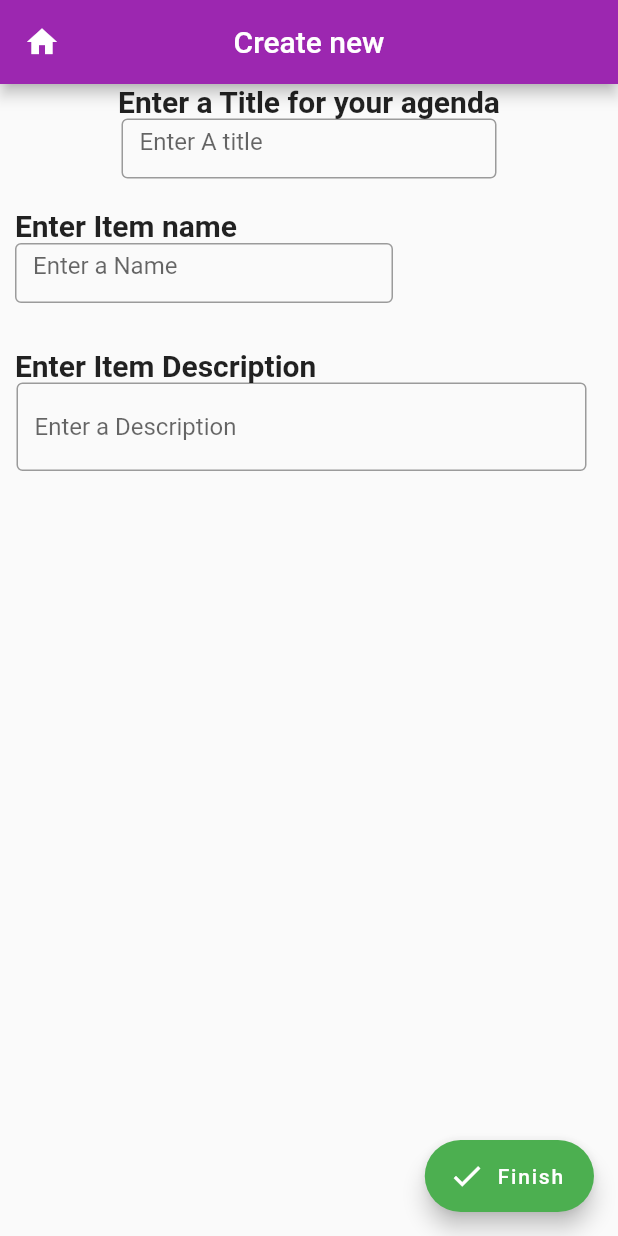
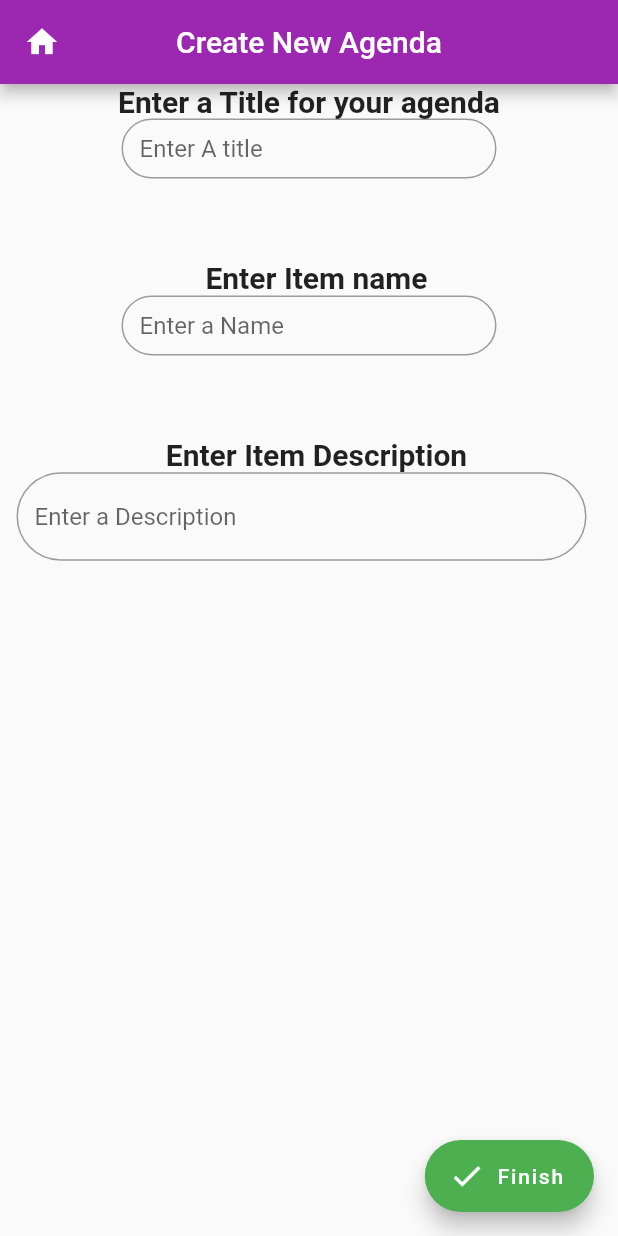
Before and after one commit to Arevir13/ACST_Alex-Iniya_Flutter_App, a Flutter app: the CreateNewScreen screen opened by its route, on a phone screen of 412 x 824 dp. Run offline on Flutter 3.47's test engine with Material 2 defaults, Android fonts, the phone set to English and light mode, and no system bars; our stand-ins replace firebase_auth, google_sign_in, table_calendar; accounts and stored records are empty.

```diff
--- a/lib/Custom_Widgets/Agenda_Widget.dart
+++ b/lib/Custom_Widgets/Agenda_Widget.dart
@@ -190,6 +190,7 @@ class Item {
     return repeat;
   }
 
+  //This is just a cleaner version of the tostring to be displayed on the calendar
   String toCalendarString() {
     return 'Name: ' +
         name +
--- a/lib/Pages/createNewScreen.dart
+++ b/lib/Pages/createNewScreen.dart
@@ -33,7 +33,7 @@ class CreateNewScreenState extends State<CreateNewScreen> {
     return Scaffold(
       appBar: AppBar(
         backgroundColor: globals.colorSelected.getColor(),
-        title: Text('Create new'),
+        title: Text('Create New Agenda'),
         centerTitle: true,
         leading: IconButton(
           icon: Icon(Icons.home),
@@ -60,9 +60,12 @@ class CreateNewScreenState extends State<CreateNewScreen> {
               Container(
                 child: TextField(
                   controller: controller,
-                  textAlignVertical: TextAlignVertical.center,
+                  textAlignVertical: TextAlignVertical.bottom,
                   decoration: InputDecoration(
-                      border: OutlineInputBorder(), hintText: 'Enter A title'),
+                      border: OutlineInputBorder(
+                          borderRadius: BorderRadius.circular(
+                              MediaQuery.of(context).size.height / 15)),
+                      hintText: 'Enter A title'),
                   onChanged: setT,
                 ),
                 //text field will use the setT function when it is changed
@@ -72,44 +75,50 @@ class CreateNewScreenState extends State<CreateNewScreen> {
                 height: 40,
                 padding: EdgeInsets.symmetric(horizontal: 75),
                 alignment: Alignment.centerLeft,
-                margin: EdgeInsets.only(bottom: 20),
+                margin: EdgeInsets.only(
+                    bottom: MediaQuery.of(context).size.height / 15),
               ),
-              Row(
-                children: [
+
               Text(
                 '  Enter Item name',
                 style: TextStyle(fontSize: 20, fontWeight: FontWeight.bold),
               ),
               //Text above the second text field
-                ],
-              ),
+
               Container(
                 child: TextField(
                   controller: controller2,
+                  textAlignVertical: TextAlignVertical.bottom,
                   decoration: InputDecoration(
-                      border: OutlineInputBorder(), hintText: 'Enter a Name'),
+                      border: OutlineInputBorder(
+                          borderRadius: BorderRadius.circular(
+                              MediaQuery.of(context).size.height / 15)),
+                      hintText: 'Enter a Name'),
                   onChanged: setN,
                 ),
                 //when changed, sets assigns the name entered to the agenda item name
                 //*note, the agenda variable is not actually changed until later on
-                width: 500,
+                width: 400,
                 height: 40,
-                padding: EdgeInsets.only(right: 150),
-                margin: EdgeInsets.fromLTRB(10, 0, 0, 30),
+                padding: EdgeInsets.symmetric(horizontal: 75),
+                alignment: Alignment.centerLeft,
+                margin: EdgeInsets.only(
+                    bottom: MediaQuery.of(context).size.height / 15),
               ),
-              Row(
-                children: [
+
               Text(
                 '  Enter Item Description',
                 style: TextStyle(fontSize: 20, fontWeight: FontWeight.bold),
               ),
-                ],
-              ),
+
               Container(
                 child: TextField(
                   controller: controller3,
+                  textAlignVertical: TextAlignVertical.center,
                   decoration: InputDecoration(
-                      border: OutlineInputBorder(),
+                      border: OutlineInputBorder(
+                          borderRadius: BorderRadius.circular(
+                              MediaQuery.of(context).size.height / 15)),
                       hintText: 'Enter a Description'),
                   onChanged: setDesc,
                 ),
```
Also changed, not shown: lib/Pages/calendarScreen.dart (+25 -0 lines), lib/Pages/editingScreen.dart (+15 -4 lines). Lines whose indentation alone changed are shown as unchanged.
